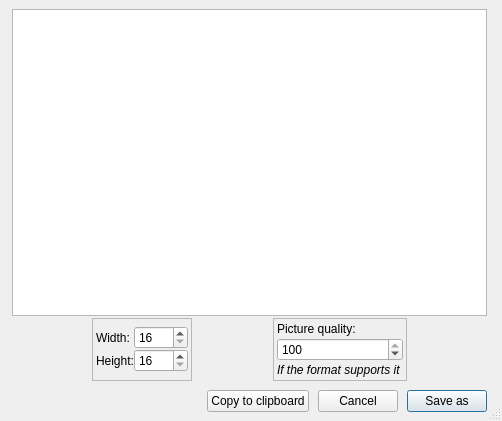
Qt form library/tulip-gui/designer/SnapshotDialog.ui (vadivelselvaraj/TulipGLImprovement) before a commit.
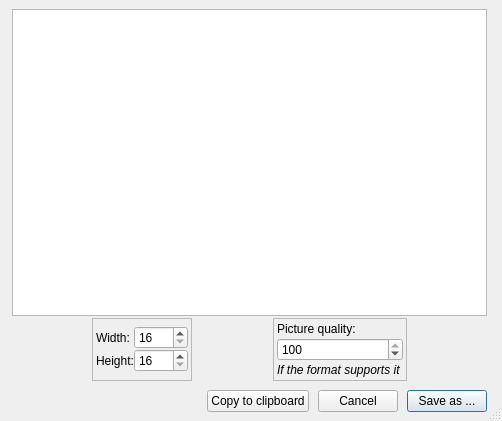
The same form after that commit.

Commit message: [ Mantis #0004521 ] SnapshotDialog : rename Save as button to Save as ...

```diff
--- a/library/tulip-gui/designer/SnapshotDialog.ui
+++ b/library/tulip-gui/designer/SnapshotDialog.ui
@@ -335,7 +335,7 @@
           <bool>true</bool>
          </property>
          <property name="text">
-          <string>Save as</string>
+          <string>Save as ...</string>
          </property>
          <property name="default">
           <bool>true</bool>
```
